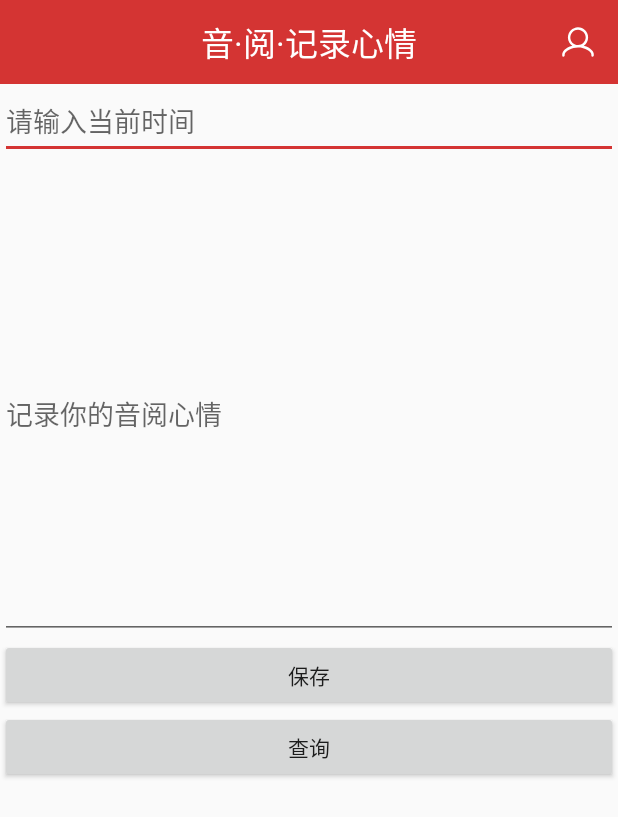
After one commit to zhangtangqm/YinYue, an Android app: the AddRecordActivity screen opened directly, with no data from a screen before it, on a phone screen of 412 x 824 dp. The commit adds this screen. Shown: the top 817 px of the screen. Run offline under Robolectric (Android 15) with nearby library versions, the phone set to English and light mode, and no system bars; libraries missing offline, so code that uses them is left out: io.realm; 1 statement that could not run was skipped.

Commit message:
主页设计

```diff
--- a/app/src/main/AndroidManifest.xml
+++ b/app/src/main/AndroidManifest.xml
@@ -21,7 +21,9 @@
         <activity android:name=".MainActivity" />
         <activity android:name=".activities.RegisterActivity" />
         <activity android:name=".activities.MeActivity" />
-        <activity android:name=".activities.ChangePasswordActivity"></activity>
+        <activity android:name=".activities.ChangePasswordActivity" />
+        <activity android:name=".activities.AddRecordActivity" />
+        <activity android:name=".activities.ShowRecordListActivity"></activity>
     </application>
 
 </manifest>
--- /dev/null
+++ b/app/src/main/java/cn/edu/swufe/yinyue/activities/AddRecordActivity.java
@@ -0,0 +1,47 @@
+package cn.edu.swufe.yinyue.activities;
+
+import android.content.Intent;
+import android.support.v7.app.AppCompatActivity;
+import android.os.Bundle;
+import android.util.Log;
+import android.view.View;
+import android.widget.EditText;
+
+import cn.edu.swufe.yinyue.R;
+import cn.edu.swufe.yinyue.utils.RecordUtils;
+import io.realm.Realm;
+
+public class AddRecordActivity extends BaseAcitivity {
+    private Realm mRealm;
+    private EditText mAddTimeEditText,mAddRecordEdiText;
+    public String TAG="HHHHH";
+    @Override
+    protected void onCreate(Bundle savedInstanceState) {
+        super.onCreate(savedInstanceState);
+        setContentView(R.layout.activity_add_record);
+        initView();
+    }
+    private void initView() {
+
+        initNavBar(false, "音·阅·记录心情", true);//表示后退按钮不显示，title显示登录，“我”不显示
+
+
+    }
+    public void onAddRecordClick(View v){
+        mAddRecordEdiText=(EditText)findViewById(R.id.addRecordEditText);
+        mAddTimeEditText=(EditText)findViewById(R.id.addTimeEditText);
+        String addTime=mAddTimeEditText.getText().toString();
+        String addRecord=mAddTimeEditText.getText().toString();
+
+        RecordUtils.addRecord(this,addTime,addRecord);
+        // onBackPressed();
+        Log.i(TAG,"保存成功");
+    }
+    public void onItemClick(View v){
+
+        Intent intent=new Intent(this,ShowRecordListActivity.class);
+        startActivity(intent);
+    }
+
+
+}
--- /dev/null
+++ b/app/src/main/res/layout/activity_add_record.xml
@@ -0,0 +1,37 @@
+<?xml version="1.0" encoding="utf-8"?>
+<LinearLayout xmlns:android="http://schemas.android.com/apk/res/android"
+    xmlns:app="http://schemas.android.com/apk/res-auto"
+    xmlns:tools="http://schemas.android.com/tools"
+    android:layout_width="match_parent"
+    android:layout_height="match_parent"
+    android:orientation="vertical"
+    tools:context=".activities.AddRecordActivity">
+
+    <include layout="@layout/nav_bar"/>
+    <EditText
+        android:id="@+id/addTimeEditText"
+        android:layout_width="match_parent"
+        android:layout_height="50dp"
+        android:hint="请输入当前时间"
+        />
+
+    <EditText
+        android:layout_width="match_parent"
+        android:layout_marginTop="20dp"
+        android:layout_height="300dp"
+        android:hint="记录你的音阅心情"
+        android:id="@+id/addRecordEditText"
+        />
+    <Button
+        android:layout_width="match_parent"
+        android:layout_height="wrap_content"
+        android:text="保存"
+        android:onClick="onAddRecordClick"
+        />
+    <Button
+        android:layout_width="match_parent"
+        android:layout_height="wrap_content"
+        android:text="查询"
+        android:onClick="onItemClick"
+        />
+</LinearLayout>
--- a/app/src/main/res/layout/nav_bar.xml
+++ b/app/src/main/res/layout/nav_bar.xml
@@ -20,7 +20,7 @@
         android:layout_height="wrap_content"
         android:textSize="@dimen/navBarTitleSize"
         android:textColor="@android:color/white"
-        android:text="慕课音乐"
+        android:text="音·阅"
         android:layout_gravity="center"/>
 
     <ImageView
```
Also changed, not shown: app/src/main/java/cn/edu/swufe/yinyue/MainActivity.java (+11 -0 lines), app/src/main/java/cn/edu/swufe/yinyue/utils/RecordUtils.java (added, +23 -0 lines), app/src/main/res/layout/activity_main.xml (+72 -9 lines), app/src/main/res/mipmap-mdpi/picture_music.jpg (added), app/src/main/res/mipmap-mdpi/picture_xinqing.jpg (added).
